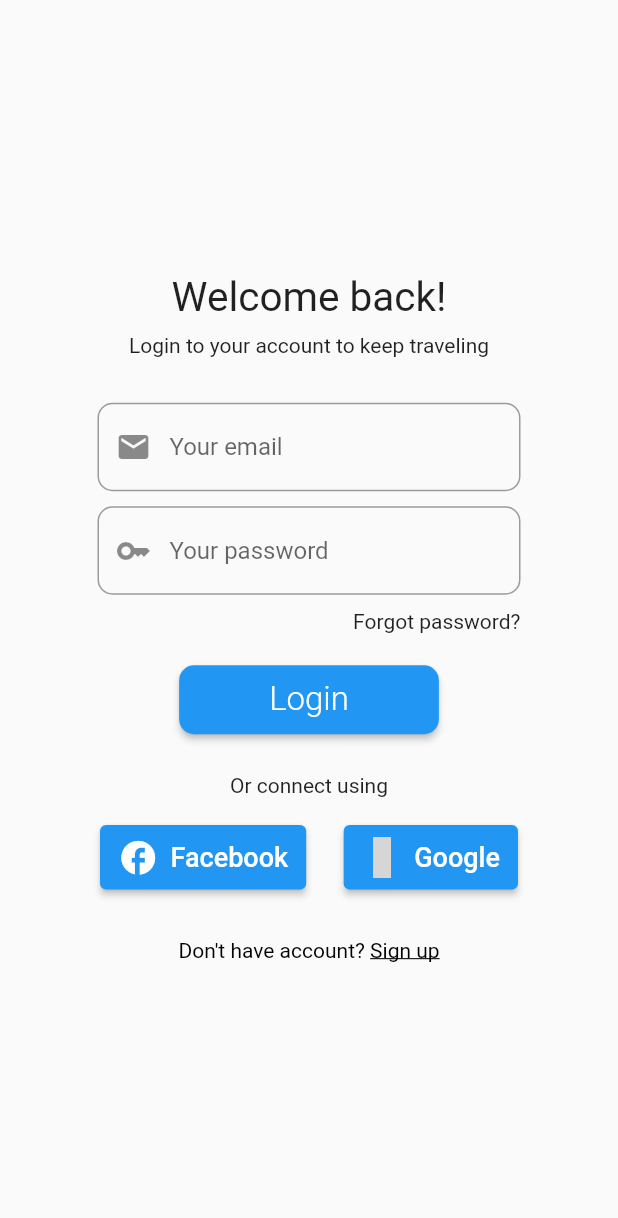
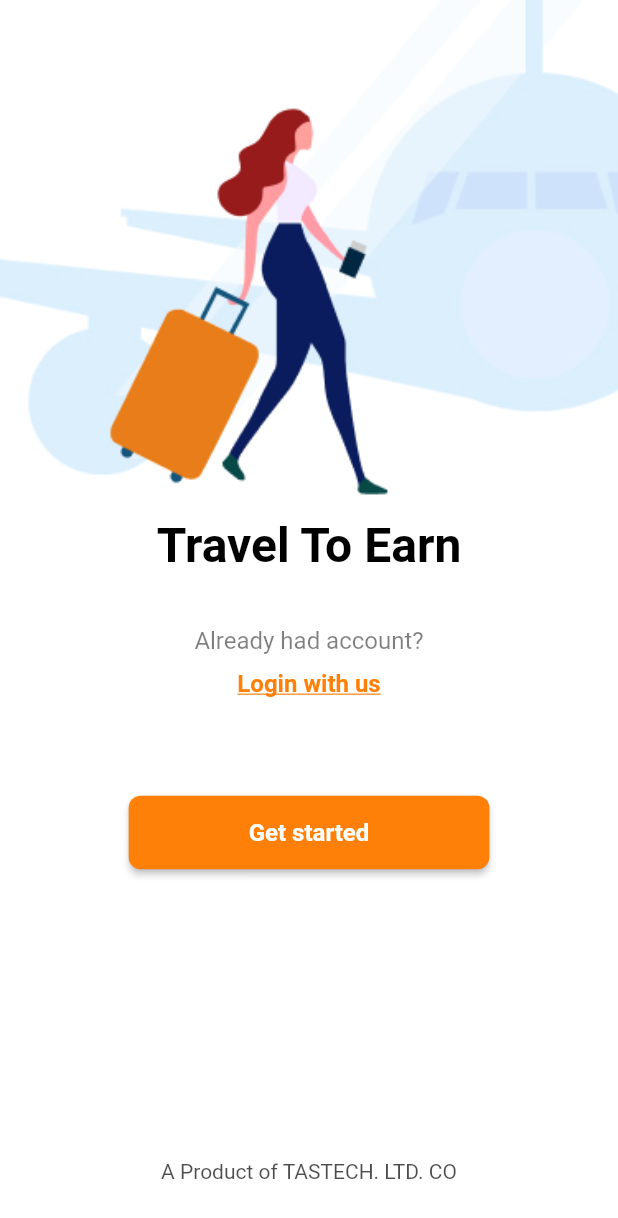
Before and after one commit to takayatomose/travel-token-mobile, a Flutter app: the screen it shows after launch, on a phone screen of 412 x 824 dp. Shown: the top 1218 px of the screen. Run offline on Flutter 3.47's test engine with Material 2 defaults, Android fonts, the phone set to English and light mode, and no system bars; our stand-ins replace flutter_bloc, flutter_dotenv; grey boxes are pictures that could not be loaded.

Commit message:
login screen

```diff
--- /dev/null
+++ b/lib/bloc/auth/authentication_bloc.dart
@@ -0,0 +1,11 @@
+import 'package:flutter_bloc/flutter_bloc.dart';
+import 'package:xtrip_mobile/cubits/auth_cubit.dart';
+import 'package:xtrip_mobile/repositories/auth_repository.dart';
+
+class AuthenticationBloc extends Bloc {
+  final AuthRepository authRepo;
+  final AuthCubit authCubit;
+
+  AuthenticationBloc({required this.authRepo, required this.authCubit})
+      : super({});
+}
--- a/lib/cubits/auth_cubit.dart
+++ b/lib/cubits/auth_cubit.dart
@@ -1,10 +1,12 @@
 import 'package:flutter_bloc/flutter_bloc.dart';
 import 'package:xtrip_mobile/sessions/session_cubit.dart';
 
-enum AuthState { signUp, login, forgotPassword, resetPassword }
+enum AuthState { signUp, login, forgotPassword, resetPassword, onBoard }
 
 class AuthCubit extends Cubit<AuthState> {
   final SessionCubit sessionCubit;
 
-  AuthCubit({required this.sessionCubit}) : super(AuthState.login);
+  AuthCubit({required this.sessionCubit}) : super(AuthState.onBoard);
+  void showSignIn() => emit(AuthState.login);
+  void showSignUp() => emit(AuthState.signUp);
 }
--- a/lib/navigators/auth_navigator.dart
+++ b/lib/navigators/auth_navigator.dart
@@ -1,6 +1,7 @@
 import 'package:flutter/material.dart';
 import 'package:flutter_bloc/flutter_bloc.dart';
 import 'package:xtrip_mobile/cubits/auth_cubit.dart';
+import 'package:xtrip_mobile/screens/onboard_screen.dart';
 import 'package:xtrip_mobile/screens/signin_screen.dart';
 import 'package:xtrip_mobile/screens/signup_screen.dart';
 
@@ -12,6 +13,8 @@ class AuthNavigator extends StatelessWidget {
     return BlocBuilder<AuthCubit, AuthState>(builder: (context, state) {
       return Navigator(
         pages: [
+          if (state == AuthState.onBoard)
+            const MaterialPage(child: OnBoardScreen()),
           if (state == AuthState.login)
             const MaterialPage(child: SignInScreen()),
           if (state == AuthState.signUp)
--- a/lib/screens/loading_screen.dart
+++ b/lib/screens/loading_screen.dart
@@ -5,7 +5,7 @@ class LoadingScreen extends StatelessWidget {
 
   @override
   Widget build(BuildContext context) {
-    return Scaffold(
+    return const Scaffold(
       body: Center(child: CircularProgressIndicator()),
     );
   }
--- /dev/null
+++ b/lib/screens/onboard_screen.dart
@@ -0,0 +1,106 @@
+import 'package:flutter/material.dart';
+import 'package:flutter_bloc/flutter_bloc.dart';
+import 'package:xtrip_mobile/bloc/auth/authentication_bloc.dart';
+import 'package:xtrip_mobile/cubits/auth_cubit.dart';
+import 'package:xtrip_mobile/repositories/auth_repository.dart';
+
+class OnBoardScreen extends StatelessWidget {
+  const OnBoardScreen({Key? key}) : super(key: key);
+
+  @override
+  Widget build(BuildContext context) {
+    return Container(
+      decoration: const BoxDecoration(
+          image: DecorationImage(
+              image: AssetImage('assets/images/onboard_11.png'),
+              fit: BoxFit.cover)),
+      child: Scaffold(
+        resizeToAvoidBottomInset: false,
+        backgroundColor: Colors.transparent,
+        body: BlocProvider(
+          create: ((context) => AuthenticationBloc(
+              authRepo: context.read<AuthRepository>(),
+              authCubit: context.read<AuthCubit>())),
+          child: Center(
+            child: Stack(
+              children: [
+                Column(
+                  mainAxisAlignment: MainAxisAlignment.center,
+                  children: [
+                    const Padding(
+                      padding: EdgeInsets.only(bottom: 35, top: 100),
+                      child: Text(
+                        'Travel To Earn',
+                        style: TextStyle(
+                          fontSize: 32,
+                          fontWeight: FontWeight.w700,
+                          color: Color.fromRGBO(0, 0, 0, 1),
+                        ),
+                        textAlign: TextAlign.center,
+                      ),
+                    ),
+                    const Padding(
+                      padding: EdgeInsets.only(bottom: 10),
+                      child: Text(
+                        'Already had account?',
+                        style: TextStyle(
+                            fontSize: 16,
+                            fontWeight: FontWeight.w400,
+                            color: Color.fromRGBO(0, 0, 0, 0.5)),
+                      ),
+                    ),
+                    Padding(
+                      padding: const EdgeInsets.only(bottom: 65),
+                      child: InkWell(
+                        onTap: () {
+                          context.read<AuthCubit>().showSignIn();
+                        },
+                        child: const Text(
+                          'Login with us',
+                          style: TextStyle(
+                              decoration: TextDecoration.underline,
+                              fontSize: 16,
+                              fontWeight: FontWeight.w700,
+                              color: Color.fromRGBO(255, 128, 8, 1)),
+                        ),
+                      ),
+                    ),
+                    ElevatedButton(
+                      onPressed: () {
+                        context.read<AuthCubit>().showSignUp();
+                      },
+                      style: ElevatedButton.styleFrom(
+                          padding: const EdgeInsets.symmetric(
+                              vertical: 15, horizontal: 80),
+                          primary: const Color.fromRGBO(255, 128, 8, 1),
+                          shape: RoundedRectangleBorder(
+                              borderRadius: BorderRadius.circular(8))),
+                      child: const Text(
+                        'Get started',
+                        style: TextStyle(
+                            fontSize: 16, fontWeight: FontWeight.w700),
+                      ),
+                    )
+                  ],
+                ),
+                const Positioned(
+                  bottom: 35,
+                  right: 0,
+                  left: 0,
+                  child: Text(
+                    'A Product of TASTECH. LTD. CO',
+                    style: TextStyle(
+                        fontSize: 14,
+                        fontWeight: FontWeight.w400,
+                        color: Color.fromRGBO(0, 0, 0, 0.7)),
+                    textAlign: TextAlign.center,
+                  ),
+                )
+              ],
+            ),
+          ),
+        ),
+      ),
+    );
+  }
+}
--- a/lib/screens/signin_screen.dart
+++ b/lib/screens/signin_screen.dart
@@ -1,7 +1,6 @@
 import 'package:flutter/gestures.dart';
 import 'package:flutter/material.dart';
 import 'package:flutter_bloc/flutter_bloc.dart';
-import 'package:material_design_icons_flutter/material_design_icons_flutter.dart';
 import 'package:xtrip_mobile/bloc/auth/signin/sigin_bloc.dart';
 import 'package:xtrip_mobile/bloc/auth/signin/signin_event.dart';
 import 'package:xtrip_mobile/bloc/auth/signin/signin_state.dart';
@@ -20,38 +19,65 @@ class _SignInScreenState extends State<SignInScreen> {
   final GlobalKey<FormState> _signinFormKey = GlobalKey<FormState>();
   @override
   Widget build(BuildContext context) {
-    return Scaffold(
+    return Container(
+      padding: const EdgeInsets.symmetric(horizontal: 20),
+      decoration: const BoxDecoration(
+          image: DecorationImage(
+              image: AssetImage('assets/images/login_1.png'),
+              fit: BoxFit.cover)),
+      child: Scaffold(
+        backgroundColor: Colors.transparent,
         body: BlocProvider(
           create: (context) => SignInBloc(
               authRepo: context.read<AuthRepository>(),
               authCubit: context.read<AuthCubit>()),
-        child: Center(
-          child: Container(
-            margin: const EdgeInsets.symmetric(horizontal: 65),
+          child: Stack(
+            children: [
+              Column(
+                mainAxisAlignment: MainAxisAlignment.center,
+                children: [
+                  Stack(
+                    children: [
+                      Container(
+                        margin: const EdgeInsets.only(bottom: 40),
+                        padding:
+                            const EdgeInsets.only(top: 30, left: 20, right: 20),
+                        decoration: BoxDecoration(
+                            boxShadow: const [
+                              BoxShadow(
+                                  color: Colors.grey,
+                                  offset: Offset(0.1, 0.1),
+                                  blurRadius: 2.0)
+                            ],
+                            borderRadius: BorderRadius.circular(16),
+                            color: Colors.white),
                         child: BlocBuilder<SignInBloc, SignInState>(
                           builder: (context, state) => Form(
                             key: _signinFormKey,
                             child: Column(
+                              mainAxisSize: MainAxisSize.min,
                               mainAxisAlignment: MainAxisAlignment.center,
+                              crossAxisAlignment: CrossAxisAlignment.start,
                               children: [
                                 const Padding(
-                      padding: EdgeInsets.only(bottom: 8),
+                                  padding: EdgeInsets.only(bottom: 10),
                                   child: Text(
-                        'Welcome back!',
-                        textAlign: TextAlign.center,
-                        style: TextStyle(fontSize: 27),
+                                    'Login',
+                                    textAlign: TextAlign.left,
+                                    style: TextStyle(
+                                        fontSize: 24,
+                                        fontWeight: FontWeight.w700),
                                   ),
                                 ),
                                 const Padding(
-                      padding: EdgeInsets.only(bottom: 30),
+                                  padding: EdgeInsets.only(bottom: 40),
                                   child: Text(
                                     'Login to your account to keep traveling',
-                        textAlign: TextAlign.center,
+                                    textAlign: TextAlign.left,
                                   ),
                                 ),
-                    // _emailField(),
                                 BorderTextField(
-                      padding: const EdgeInsets.only(bottom: 10),
+                                  padding: const EdgeInsets.only(bottom: 30),
                                   validator: (value) {
                                     if (value == null || value.isEmpty) {
                                       return 'Please enter your email';
@@ -65,7 +91,7 @@ class _SignInScreenState extends State<SignInScreen> {
                                       .add(SignInEmailChanged(email: value)),
                                 ),
                                 BorderTextField(
-                      padding: const EdgeInsets.only(bottom: 10),
+                                  padding: const EdgeInsets.only(bottom: 15),
                                   hintText: 'Your password',
                                   validator: (value) {
                                     if (value == null || value.isEmpty) {
@@ -73,106 +99,85 @@ class _SignInScreenState extends State<SignInScreen> {
                                     }
                                     return null;
                                   },
-                      icon: Icons.key,
+                                  icon: Icons.lock,
                                   onChanged: (value) => context
                                       .read<SignInBloc>()
-                          .add(SignInPasswordChanged(password: value)),
+                                      .add(SignInPasswordChanged(
+                                          password: value)),
                                 ),
                                 Container(
-                      padding: const EdgeInsets.only(bottom: 20),
+                                  padding: const EdgeInsets.only(bottom: 60),
                                   alignment: Alignment.topRight,
                                   child: InkWell(
                                     child: const Text(
-                          'Forgot password?',
+                                      'Forgot password',
                                       textAlign: TextAlign.right,
+                                      style: TextStyle(
+                                          decoration: TextDecoration.underline,
+                                          fontSize: 14,
+                                          color:
+                                              Color.fromRGBO(255, 128, 8, 1)),
                                     ),
                                     onTap: () {},
                                   ),
                                 ),
-                    Padding(
-                      padding: const EdgeInsets.only(bottom: 25),
-                      child: ElevatedButton(
-                          style: ElevatedButton.styleFrom(
-                              shape: RoundedRectangleBorder(
-                                  borderRadius: BorderRadius.circular(10)),
-                              padding: const EdgeInsets.symmetric(
-                                  vertical: 10, horizontal: 60)),
-                          onPressed: () {},
-                          child: const Text(
-                            'Login',
-                            style: TextStyle(
-                                fontSize: 22, fontWeight: FontWeight.w300),
-                          )),
-                    ),
-                    const Padding(
-                      padding: EdgeInsets.only(bottom: 16),
-                      child: Text('Or connect using'),
-                    ),
-                    Container(
-                      padding: const EdgeInsets.only(bottom: 30),
-                      child: Row(
-                          mainAxisAlignment: MainAxisAlignment.center,
-                          children: [
-                            Padding(
-                              padding: const EdgeInsets.only(right: 25),
-                              child: ElevatedButton.icon(
-                                  style: ElevatedButton.styleFrom(
-                                      padding: const EdgeInsets.symmetric(
-                                          vertical: 8, horizontal: 12)),
-                                  onPressed: () {},
-                                  icon: const Icon(
-                                    Icons.facebook_sharp,
-                                    size: 27,
-                                  ),
-                                  label: const Text(
-                                    'Facebook',
-                                    style: TextStyle(fontSize: 18),
-                                  )),
-                            ),
-                            ElevatedButton.icon(
-                                style: ElevatedButton.styleFrom(
-                                    padding: const EdgeInsets.symmetric(
-                                        vertical: 8, horizontal: 12)),
-                                onPressed: () {},
-                                icon: const Icon(
-                                  MdiIcons.google,
-                                  size: 27,
-                                ),
-                                label: const Text('Google',
-                                    style: TextStyle(fontSize: 18))),
-                          ]),
-                    ),
-                    RichText(
-                        text: TextSpan(
-                            text: 'Don\'t have account? ',
-                            style: const TextStyle(color: Colors.black),
-                            children: [
-                          TextSpan(
-                              text: 'Sign up',
-                              style: const TextStyle(
-                                  decoration: TextDecoration.underline),
-                              recognizer: TapGestureRecognizer()..onTap = () {})
-                        ]))
                               ],
                             ),
                           ),
                         ),
                       ),
+                      Positioned(
+                        bottom: 0,
+                        left: 0,
+                        right: 0,
+                        child: ElevatedButton(
+                            style: ElevatedButton.styleFrom(
+                                primary: const Color.fromRGBO(255, 128, 8, 1),
+                                shape: const CircleBorder(
+                                    side: BorderSide(
+                                        width: 8, color: Colors.white)),
+                                padding: const EdgeInsets.all(25)),
+                            onPressed: () {},
+                            child: const Icon(
+                              Icons.east,
+                              size: 30,
+                            )),
+                      )
+                    ],
+                  ),
+                ],
+              ),
+              Positioned(
+                bottom: 50,
+                left: 0,
+                right: 0,
+                child: RichText(
+                    textAlign: TextAlign.center,
+                    text: TextSpan(
+                        text: 'Don\'t have account? ',
+                        style: const TextStyle(
+                            fontSize: 14,
+                            fontWeight: FontWeight.w400,
+                            color: Color.fromRGBO(0, 0, 0, 0.5)),
+                        children: [
+                          TextSpan(
+                            text: 'Sign up',
+                            style: const TextStyle(
+                                color: Color.fromRGBO(255, 128, 8, 1),
+                                fontWeight: FontWeight.w700,
+                                fontSize: 16,
+                                decoration: TextDecoration.underline),
+                            recognizer: TapGestureRecognizer()
+                              ..onTap = () {
+                                context.read<AuthCubit>().showSignUp();
+                              },
+                          )
+                        ])),
+              )
+            ],
+          ),
         ),
       ),
     );
   }
-
-  Widget _emailField() {
-    return const Padding(
-      padding: EdgeInsets.only(bottom: 20),
-      child: TextField(
-        decoration: InputDecoration(
-            prefixIcon: Icon(Icons.email),
-            hintText: 'Input your email address',
-            border: OutlineInputBorder(
-                borderRadius: BorderRadius.all(Radius.circular(10)))),
-      ),
-    );
 }
-}
--- a/lib/sessions/form_submission_status.dart
+++ b/lib/sessions/form_submission_status.dart
@@ -1,5 +1,3 @@
-import 'package:flutter/material.dart';
-
 abstract class FormSubmissionStatus {
   const FormSubmissionStatus();
 }
--- a/lib/utils/api.dart
+++ b/lib/utils/api.dart
@@ -2,7 +2,7 @@ import 'package:flutter_dotenv/flutter_dotenv.dart';
 import 'package:http/http.dart';
 
 class Api {
-  final url = dotenv.get('API_URL', fallback: 'https://');
+  // final url = dotenv.get('API_URL', fallback: 'https://');
   static getHttpClient() {
     return Uri.http(
         dotenv.get('API_URL', fallback: 'https://api-prod.xtrip.travel'), '');
--- a/lib/widgets/border_text_field.dart
+++ b/lib/widgets/border_text_field.dart
@@ -30,7 +30,7 @@ class BorderTextField extends StatelessWidget {
             prefixIcon: Icon(icon),
             hintText: hintText,
             border: const OutlineInputBorder(
-                borderRadius: BorderRadius.all(Radius.circular(10)))),
+                borderRadius: BorderRadius.all(Radius.circular(30)))),
         validator: validator,
         controller: controller,
         obscureText: obscureText,
--- a/pubspec.yaml
+++ b/pubspec.yaml
@@ -70,6 +70,7 @@ flutter:
   # To add assets to your application, add an assets section, like this:
   assets:
     - .env
+    - assets/images/
   #   - images/a_dot_burr.jpeg
   #   - images/a_dot_ham.jpeg
 
```
Also changed, not shown: assets/images/login_1.png (added), assets/images/onboard_11.png (added), assets/images/signup_1.png (added). Lines whose indentation alone changed are shown as unchanged.
